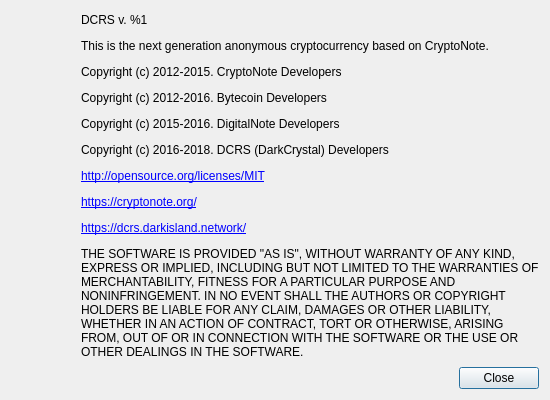
The window that src/gui/ui/aboutdialog.ui (dcrsprotocol/dcrswallet) describes before a commit, drawn with Qt 5.
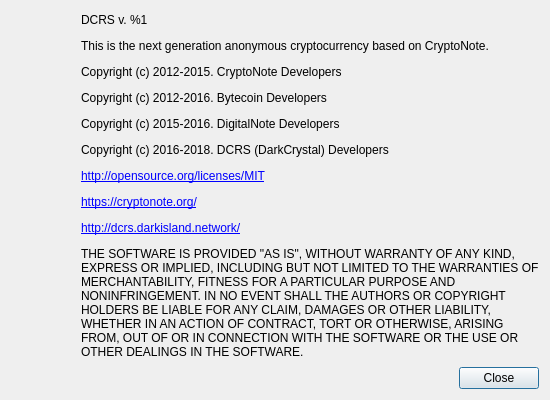
The same window after the commit. Icons and pictures are not drawn.

```diff
--- a/src/gui/ui/aboutdialog.ui
+++ b/src/gui/ui/aboutdialog.ui
@@ -98,7 +98,7 @@
         </size>
        </property>
        <property name="text">
-        <string>&lt;html&gt;&lt;head/&gt;&lt;body&gt;&lt;p&gt;DCRS v. %1&lt;/p&gt;&lt;p&gt;This is the next generation anonymous cryptocurrency based on CryptoNote.&lt;/p&gt;&lt;p&gt;Copyright (c) 2012-2015. CryptoNote Developers&lt;/p&gt;&lt;p&gt;Copyright (c) 2012-2016. Bytecoin Developers&lt;/p&gt;&lt;p&gt;Copyright (c) 2015-2016. DigitalNote Developers&lt;/p&gt;&lt;p&gt;Copyright (c) 2016-2018. DCRS (DarkCrystal) Developers&lt;/p&gt;&lt;p&gt;&lt;a href=&quot;http://opensource.org/licenses/MIT&quot;&gt;&lt;span style=&quot; text-decoration: underline; color:#0000ff;&quot;&gt;http://opensource.org/licenses/MIT&lt;/span&gt;&lt;/a&gt;&lt;/p&gt;&lt;p&gt;&lt;a href=&quot;https://cryptonote.org/&quot;&gt;&lt;span style=&quot; text-decoration: underline; color:#0000ff;&quot;&gt;https://cryptonote.org/&lt;/span&gt;&lt;/a&gt;&lt;/p&gt;&lt;p&gt;&lt;a href=&quot;https://dcrs.darkisland.network/&quot;&gt;&lt;span style=&quot; text-decoration: underline; color:#0000ff;&quot;&gt;https://dcrs.darkisland.network/&lt;/span&gt;&lt;/a&gt;&lt;/p&gt;&lt;p&gt;THE SOFTWARE IS PROVIDED &amp;quot;AS IS&amp;quot;, WITHOUT WARRANTY OF ANY KIND, EXPRESS OR IMPLIED, INCLUDING BUT NOT LIMITED TO THE WARRANTIES OF MERCHANTABILITY, FITNESS FOR A PARTICULAR PURPOSE AND NONINFRINGEMENT. IN NO EVENT SHALL THE AUTHORS OR COPYRIGHT HOLDERS BE LIABLE FOR ANY CLAIM, DAMAGES OR OTHER LIABILITY, WHETHER IN AN ACTION OF CONTRACT, TORT OR OTHERWISE, ARISING FROM, OUT OF OR IN CONNECTION WITH THE SOFTWARE OR THE USE OR OTHER DEALINGS IN THE SOFTWARE.&lt;/p&gt;&lt;/body&gt;&lt;/html&gt;</string>
+        <string>&lt;html&gt;&lt;head/&gt;&lt;body&gt;&lt;p&gt;DCRS v. %1&lt;/p&gt;&lt;p&gt;This is the next generation anonymous cryptocurrency based on CryptoNote.&lt;/p&gt;&lt;p&gt;Copyright (c) 2012-2015. CryptoNote Developers&lt;/p&gt;&lt;p&gt;Copyright (c) 2012-2016. Bytecoin Developers&lt;/p&gt;&lt;p&gt;Copyright (c) 2015-2016. DigitalNote Developers&lt;/p&gt;&lt;p&gt;Copyright (c) 2016-2018. DCRS (DarkCrystal) Developers&lt;/p&gt;&lt;p&gt;&lt;a href=&quot;http://opensource.org/licenses/MIT&quot;&gt;&lt;span style=&quot; text-decoration: underline; color:#0000ff;&quot;&gt;http://opensource.org/licenses/MIT&lt;/span&gt;&lt;/a&gt;&lt;/p&gt;&lt;p&gt;&lt;a href=&quot;https://cryptonote.org/&quot;&gt;&lt;span style=&quot; text-decoration: underline; color:#0000ff;&quot;&gt;https://cryptonote.org/&lt;/span&gt;&lt;/a&gt;&lt;/p&gt;&lt;p&gt;&lt;a href=&quot;http://dcrs.darkisland.network/&quot;&gt;&lt;span style=&quot; text-decoration: underline; color:#0000ff;&quot;&gt;http://dcrs.darkisland.network/&lt;/span&gt;&lt;/a&gt;&lt;/p&gt;&lt;p&gt;THE SOFTWARE IS PROVIDED &amp;quot;AS IS&amp;quot;, WITHOUT WARRANTY OF ANY KIND, EXPRESS OR IMPLIED, INCLUDING BUT NOT LIMITED TO THE WARRANTIES OF MERCHANTABILITY, FITNESS FOR A PARTICULAR PURPOSE AND NONINFRINGEMENT. IN NO EVENT SHALL THE AUTHORS OR COPYRIGHT HOLDERS BE LIABLE FOR ANY CLAIM, DAMAGES OR OTHER LIABILITY, WHETHER IN AN ACTION OF CONTRACT, TORT OR OTHERWISE, ARISING FROM, OUT OF OR IN CONNECTION WITH THE SOFTWARE OR THE USE OR OTHER DEALINGS IN THE SOFTWARE.&lt;/p&gt;&lt;/body&gt;&lt;/html&gt;</string>
        </property>
        <property name="textFormat">
         <enum>Qt::RichText</enum>
```
